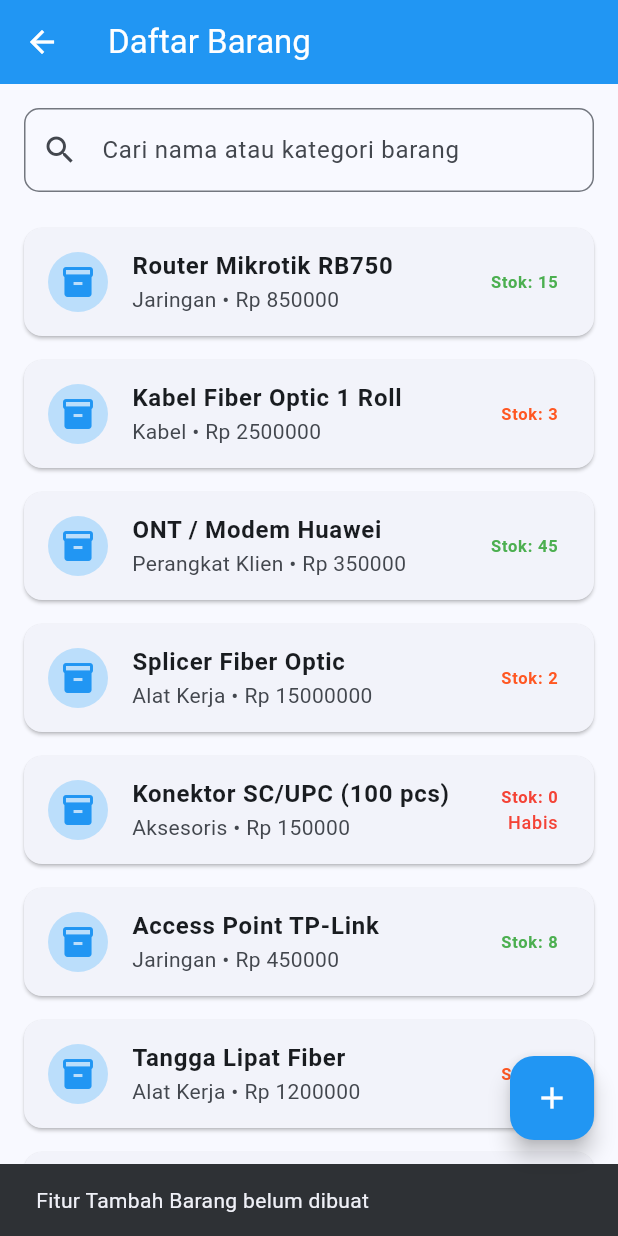
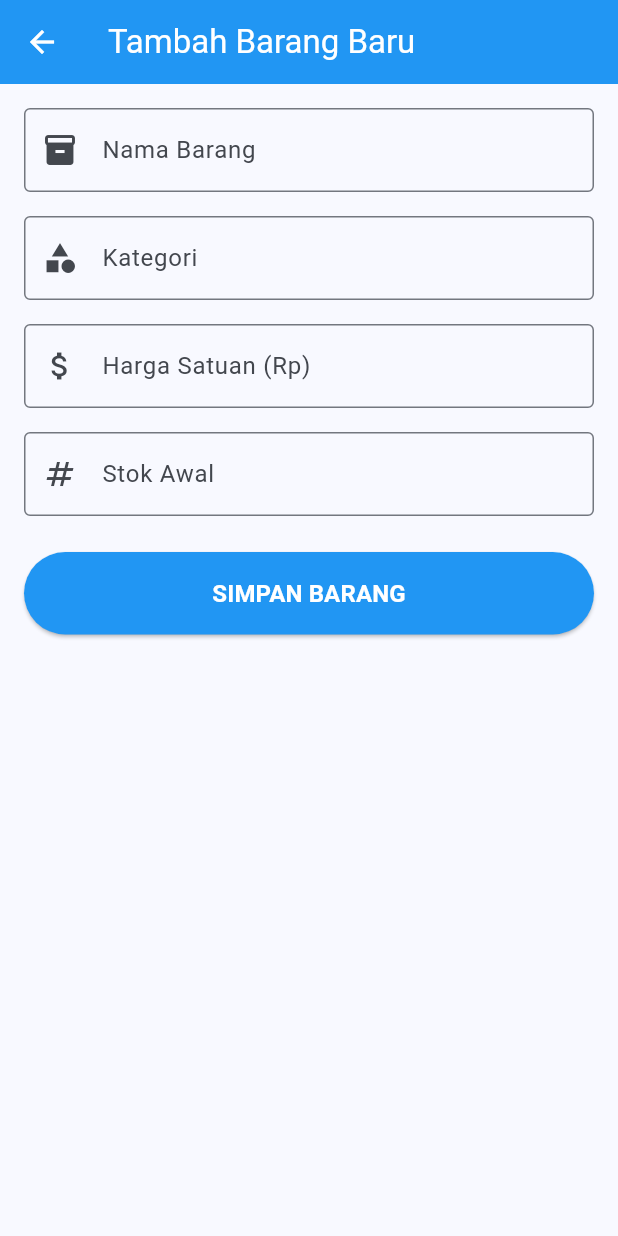
Before and after one commit to akbarrmdnn/ekanet_app, a Flutter app: the BarangListScreen screen opened directly, after a tap on the "add" icon, on a phone screen of 412 x 824 dp. Run offline on Flutter 3.47's test engine with Material 3 defaults, Android fonts, the phone set to English and light mode, and no system bars.

Commit message:
Nambah fitur tambah barang dan total harga

```diff
--- a/lib/models/barang.dart
+++ b/lib/models/barang.dart
@@ -3,13 +3,15 @@ class Barang {
   final String nama;
   final String kategori;
   final int stok;
-  final double harga;
+  final double hargaSatuan;
 
   Barang({
     required this.id,
     required this.nama,
     required this.kategori,
     required this.stok,
-    required this.harga
+    required this.hargaSatuan,
   });
+
+  double get totalHarga => stok * hargaSatuan;
 }
--- a/lib/screens/barang_list_screen.dart
+++ b/lib/screens/barang_list_screen.dart
@@ -1,45 +1,47 @@
 import 'package:flutter/material.dart';
 import '../models/barang.dart';
+import 'tambah_barang_screen.dart';
 
-class BarangListScreen extends StatefulWidget{
+class BarangListScreen extends StatefulWidget {
   const BarangListScreen({super.key});
 
   @override
   State<BarangListScreen> createState() => _BarangListScreenState();
 }
 
-class _BarangListScreenState extends State <BarangListScreen>{
+class _BarangListScreenState extends State<BarangListScreen> {
   //data dummy sementara
-  final List <Barang> _semuaBarang = [
-    Barang(id: '1', nama: 'Router Mikrotik RB750', kategori: 'Jaringan', stok: 15, harga: 850000),
-    Barang(id: '2', nama: 'Kabel Fiber Optic 1 Roll', kategori: 'Kabel', stok: 3, harga: 2500000),
-    Barang(id: '3', nama: 'ONT / Modem Huawei', kategori: 'Perangkat Klien', stok: 45, harga: 350000),
-    Barang(id: '4', nama: 'Splicer Fiber Optic', kategori: 'Alat Kerja', stok: 2, harga: 15000000),
-    Barang(id: '5', nama: 'Konektor SC/UPC (100 pcs)', kategori: 'Aksesoris', stok: 0, harga: 150000),
-    Barang(id: '6', nama: 'Access Point TP-Link', kategori: 'Jaringan', stok: 8, harga: 450000),
-    Barang(id: '7', nama: 'Tangga Lipat Fiber', kategori: 'Alat Kerja', stok: 4, harga: 1200000),
-    Barang(id: '8', nama: 'Kabel LAN Cat6 (1 Roll)', kategori: 'Kabel', stok: 10, harga: 1800000),
+  final List<Barang> _semuaBarang = [
+    Barang(id: '1', nama: 'Router Mikrotik RB750', kategori: 'Jaringan', stok: 15, hargaSatuan: 850000),
+    Barang(id: '2', nama: 'Kabel Fiber Optic 1 Roll', kategori: 'Kabel', stok: 3, hargaSatuan: 2500000),
+    Barang(id: '3', nama: 'ONT / Modem Huawei', kategori: 'Perangkat Klien', stok: 45, hargaSatuan: 350000),
+    Barang(id: '4', nama: 'Splicer Fiber Optic', kategori: 'Alat Kerja', stok: 2, hargaSatuan: 15000000),
+    Barang(id: '5', nama: 'Konektor SC/UPC (100 pcs)', kategori: 'Aksesoris', stok: 0, hargaSatuan: 150000),
+    Barang(id: '6', nama: 'Access Point TP-Link', kategori: 'Jaringan', stok: 8, hargaSatuan: 450000),
+    Barang(id: '7', nama: 'Tangga Lipat Fiber', kategori: 'Alat Kerja', stok: 4, hargaSatuan: 1200000),
+    Barang(id: '8', nama: 'Kabel LAN Cat6 (1 Roll)', kategori: 'Kabel', stok: 10, hargaSatuan: 1800000),
   ];
 
-  List <Barang>_barangTampil = [];
+  List<Barang> _barangTampil = [];
   final TextEditingController _searchController = TextEditingController();
 
   @override
-  void initState(){
+  void initState() {
     super.initState();
     _barangTampil = _semuaBarang;
   }
 
   //fungsi buat search
-  void _cariBarang(String keyword){
+  void _cariBarang(String keyword) {
     setState(() {
-       if (keyword.isEmpty){
+      if (keyword.isEmpty) {
         _barangTampil = _semuaBarang;
-       } else{
+      } else {
         _barangTampil = _semuaBarang
             .where((barang) =>
                 barang.nama.toLowerCase().contains(keyword.toLowerCase()) ||
-             barang.kategori.toLowerCase().contains(keyword.toLowerCase())).toList();
+                barang.kategori.toLowerCase().contains(keyword.toLowerCase()))
+            .toList();
       }
     });
   }
@@ -70,7 +72,7 @@ class _BarangListScreenState extends State <BarangListScreen>{
                 hintText: 'Cari nama atau kategori barang',
                 prefixIcon: const Icon(Icons.search),
                 border: OutlineInputBorder(
-                  borderRadius: BorderRadius.circular(10)
+                  borderRadius: BorderRadius.circular(10),
                 ),
               ),
             ),
@@ -84,7 +86,8 @@ class _BarangListScreenState extends State <BarangListScreen>{
                     itemBuilder: (context, index) {
                       final barang = _barangTampil[index];
                       return Card(
-                margin: const EdgeInsets.symmetric(horizontal: 16, vertical: 8),
+                        margin: const EdgeInsets.symmetric(
+                            horizontal: 16, vertical: 8),
                         child: ListTile(
                           leading: CircleAvatar(
                             backgroundColor: Colors.blue.shade100,
@@ -92,11 +95,22 @@ class _BarangListScreenState extends State <BarangListScreen>{
                           ),
                           title: Text(
                             barang.nama,
-                    style: const TextStyle(fontWeight: FontWeight.bold)
+                            style: const TextStyle(fontWeight: FontWeight.bold),
                           ),
-                  subtitle: Text(
-                   '${barang.kategori} • Rp ${barang.harga.toStringAsFixed(0)}',
+                          //subtitle: kategori & harga satuan
+                          subtitle: Column(
+                            crossAxisAlignment: CrossAxisAlignment.start,
+                            children: [
+                              Text(barang.kategori),
+                              const SizedBox(height: 4),
+                              Text(
+                                'Harga: Rp ${barang.hargaSatuan.toStringAsFixed(0)} / unit',
+                                style: const TextStyle(
+                                    fontSize: 12, color: Colors.grey),
                               ),
+                            ],
+                          ),
+                          //trailing: stok & total harga
                           trailing: Column(
                             mainAxisAlignment: MainAxisAlignment.center,
                             crossAxisAlignment: CrossAxisAlignment.end,
@@ -108,15 +122,18 @@ class _BarangListScreenState extends State <BarangListScreen>{
                                   color: _warnaStok(barang.stok),
                                 ),
                               ),
-                      if (barang.stok==0)
-                      const Text(
-                        'Habis',
-                        style: TextStyle(color: Colors.red, fontSize: 12),
-                      )
+                              const SizedBox(height: 4),
+                              Text(
+                                'Total: Rp ${barang.totalHarga.toStringAsFixed(0)}',
+                                style: const TextStyle(
+                                  fontSize: 12,
+                                  fontWeight: FontWeight.bold,
+                                  color: Colors.blue,
+                                ),
+                              ),
                             ],
                           ),
-                  onTap: (){
-
+                          onTap: () {
                           },
                         ),
                       );
@@ -125,13 +142,28 @@ class _BarangListScreenState extends State <BarangListScreen>{
           )
         ],
       ),
-      //button tambah barang
+      //tombol tambah barang
       floatingActionButton: FloatingActionButton(
-        onPressed: (){
-         //nanti di redirect ke form tambah barang
+        onPressed: () async {
+          // Panggil halaman TambahBarangScreen dan tunggu hasilnya
+          final barangBaru = await Navigator.push(
+            context,
+            MaterialPageRoute(
+              builder: (context) => const TambahBarangScreen(),
+            ),
+          );
+
+          // Kalau ada data yang dikirim balik (barangBaru gak null)
+          if (barangBaru != null) {
+            setState(() {
+              _semuaBarang.add(barangBaru);
+              _barangTampil = _semuaBarang; // Update list yang tampil
+            });
+
             ScaffoldMessenger.of(context).showSnackBar(
-           const SnackBar(content: Text('Fitur Tambah Barang belum dibuat')),
+              const SnackBar(content: Text('Barang berhasil ditambahkan!')),
             );
+          }
         },
         backgroundColor: Colors.blue,
         foregroundColor: Colors.white,
--- /dev/null
+++ b/lib/screens/tambah_barang_screen.dart
@@ -0,0 +1,145 @@
+import 'package:flutter/material.dart';
+import '../models/barang.dart';
+
+class TambahBarangScreen extends StatefulWidget {
+  const TambahBarangScreen({super.key});
+
+  @override
+  State<TambahBarangScreen> createState() => _TambahBarangScreenState();
+}
+
+class _TambahBarangScreenState extends State<TambahBarangScreen> {
+  final _formKey = GlobalKey<FormState>();
+
+  final _namaController = TextEditingController();
+  final _kategoriController = TextEditingController();
+  final _hargaController = TextEditingController();
+  final _stokController = TextEditingController();
+
+  void _simpanBarang() {
+    if (_formKey.currentState!.validate()) {
+      //bikin barang dari inputan
+      final barangBaru = Barang(
+        id: DateTime.now().millisecondsSinceEpoch.toString(),
+        nama: _namaController.text,
+        kategori: _kategoriController.text,
+        hargaSatuan: double.parse(_hargaController.text),
+        stok: int.parse(_stokController.text),
+      );
+
+      //kirim balik data ke halaman sebelumnya
+      Navigator.pop(context, barangBaru);
+    }
+  }
+
+  @override
+  Widget build(BuildContext context) {
+    return Scaffold(
+      appBar: AppBar(
+        title: const Text('Tambah Barang Baru'),
+        backgroundColor: Colors.blue,
+        foregroundColor: Colors.white,
+      ),
+      body: SingleChildScrollView(
+        padding: const EdgeInsets.all(16.0),
+        child: Form(
+          key: _formKey,
+          child: Column(
+            crossAxisAlignment: CrossAxisAlignment.stretch,
+            children: [
+              //input nama barang
+              TextFormField(
+                controller: _namaController,
+                decoration: const InputDecoration(
+                  labelText: 'Nama Barang',
+                  border: OutlineInputBorder(),
+                  prefixIcon: Icon(Icons.inventory_2),
+                ),
+                validator: (value) {
+                  if (value == null || value.isEmpty) {
+                    return 'Nama barang tidak boleh kosong';
+                  }
+                  return null;
+                },
+              ),
+              const SizedBox(height: 16),
+
+              //input kategori
+              TextFormField(
+                controller: _kategoriController,
+                decoration: const InputDecoration(
+                  labelText: 'Kategori',
+                  border: OutlineInputBorder(),
+                  prefixIcon: Icon(Icons.category),
+                ),
+                validator: (value) {
+                  if (value == null || value.isEmpty) {
+                    return 'Kategori tidak boleh kosong';
+                  }
+                  return null;
+                },
+              ),
+              const SizedBox(height: 16),
+
+              //input harga satuan
+              TextFormField(
+                controller: _hargaController,
+                keyboardType: TextInputType.number,
+                decoration: const InputDecoration(
+                  labelText: 'Harga Satuan (Rp)',
+                  border: OutlineInputBorder(),
+                  prefixIcon: Icon(Icons.attach_money),
+                ),
+                validator: (value) {
+                  if (value == null || value.isEmpty) {
+                    return 'Harga tidak boleh kosong';
+                  }
+                  if (double.tryParse(value) == null) {
+                    return 'Harga harus berupa angka';
+                  }
+                  return null;
+                },
+              ),
+              const SizedBox(height: 16),
+
+              //input stok
+              TextFormField(
+                controller: _stokController,
+                keyboardType: TextInputType.number,
+                decoration: const InputDecoration(
+                  labelText: 'Stok Awal',
+                  border: OutlineInputBorder(),
+                  prefixIcon: Icon(Icons.numbers),
+                ),
+                validator: (value) {
+                  if (value == null || value.isEmpty) {
+                    return 'Stok tidak boleh kosong';
+                  }
+                  if (int.tryParse(value) == null) {
+                    return 'Stok harus berupa angka bulat';
+                  }
+                  return null;
+                },
+              ),
+              const SizedBox(height: 24),
+
+              //tombol simpan
+              ElevatedButton(
+                onPressed: _simpanBarang,
+                style: ElevatedButton.styleFrom(
+                  backgroundColor: Colors.blue,
+                  foregroundColor: Colors.white,
+                  padding: const EdgeInsets.symmetric(vertical: 16),
+                ),
+                child: const Text(
+                  'SIMPAN BARANG',
+                  style: TextStyle(fontSize: 16, fontWeight: FontWeight.bold),
+                ),
+              ),
+            ],
+          ),
+        ),
+      ),
+    );
+  }
+}
```
Lines whose indentation alone changed are shown as unchanged.
